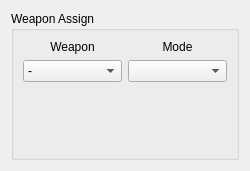
Above: src/view/panel/wap/frame_weapon_assign.ui from MiftahSalam/FA-FCS-2020-HMI before the change. Below: the same form after it.
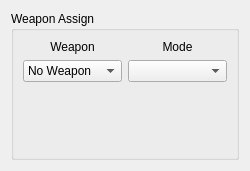
That is the form after the change.

Patch:
```diff
--- a/src/view/panel/wap/frame_weapon_assign.ui
+++ b/src/view/panel/wap/frame_weapon_assign.ui
@@ -59,7 +59,7 @@
             </property>
             <item>
              <property name="text">
-              <string>-</string>
+              <string>No Weapon</string>
              </property>
             </item>
            </widget>
```
